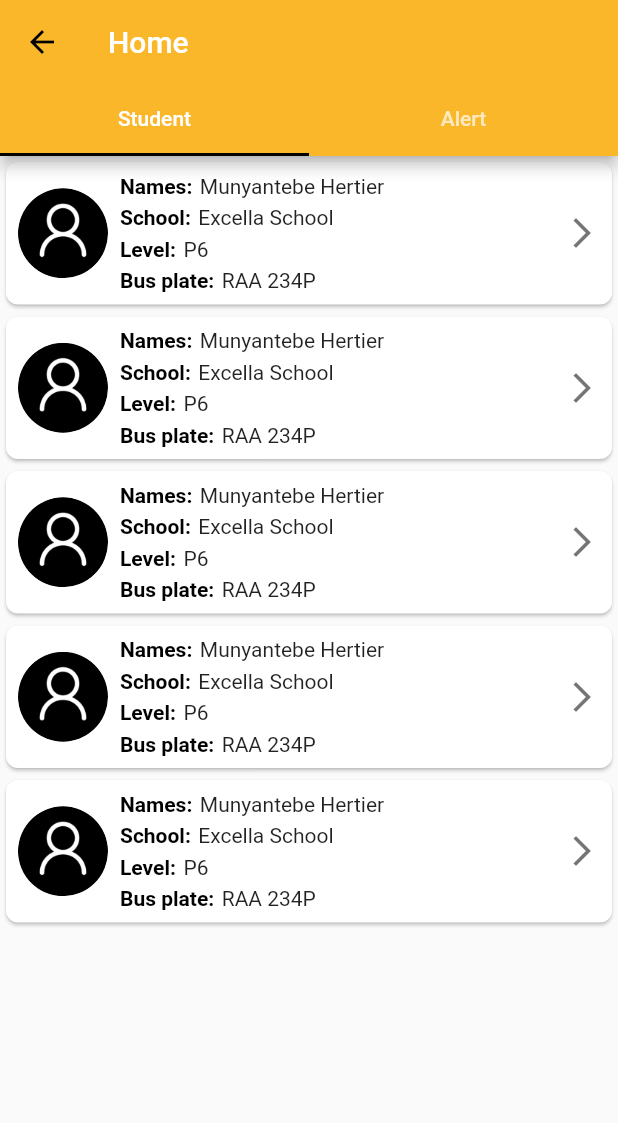
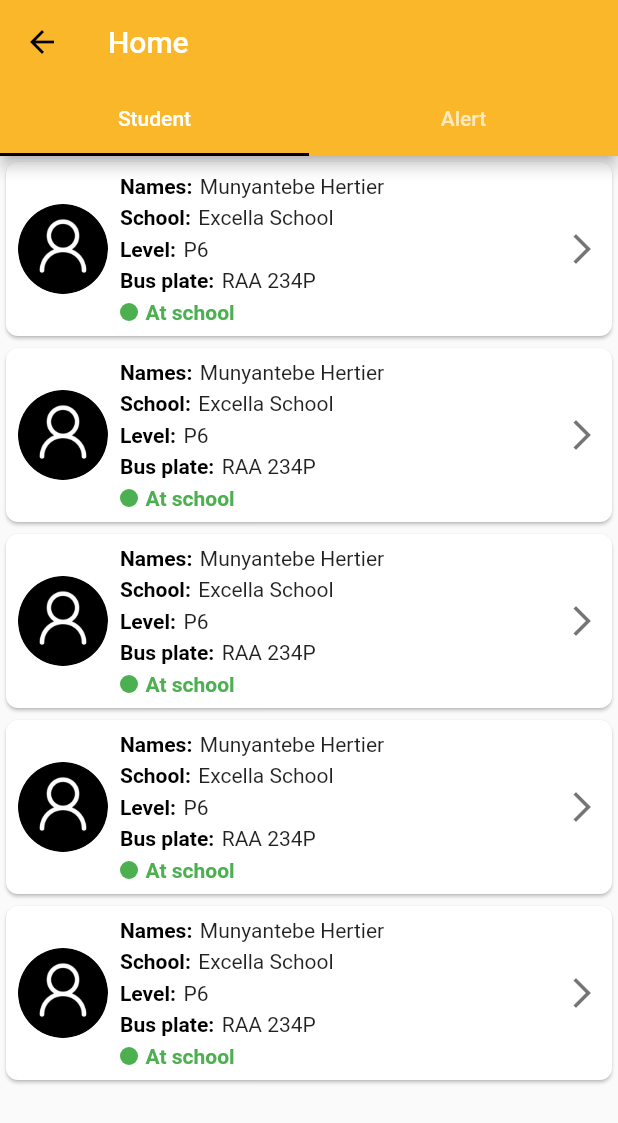
Before and after one commit to mucyomiller/shuriapp, a Flutter app: the StudentAlertScreen screen opened directly, on a phone screen of 412 x 824 dp. Shown: the top 1123 px of the screen. Run offline on Flutter 3.47's test engine with Material 2 defaults, Android fonts, the light colour scheme and no system bars; our stand-ins replace country_code_picker, flutter_spinkit, google_maps_flutter, google_nav_bar, introduction_screen, line_icons and 2 more; accounts and stored records are empty.

Commit message:
[finishes] updating student list screen

```diff
--- a/lib/src/screens/student_list.dart
+++ b/lib/src/screens/student_list.dart
@@ -9,9 +9,14 @@ class StudentList extends StatelessWidget {
       child: ListView.builder(
           itemCount: 5,
           itemBuilder: (context, index) {
-            return StudentTile(
-              student: bs.Student(
-                  firstName: "John", lastName: "Doe", gender: "male"),
+            return GestureDetector(
+              onTap: () {
+                print('clicked student tile! index-> $index');
+              },
+              child: StudentTile(
+                student: bs.Student(
+                    firstName: "John", lastName: "Doe", gender: "male"),
+              ),
             );
           }),
     );
--- a/lib/src/widgets/student_tile.dart
+++ b/lib/src/widgets/student_tile.dart
@@ -1,5 +1,6 @@
 import 'package:flutter/material.dart';
 import 'package:shuriapp/src/models/bus_stops.dart';
+import 'package:shuriapp/src/widgets/status_indicator.dart';
 
 class StudentTile extends StatelessWidget {
   final Student student;
@@ -85,6 +86,10 @@ class StudentTile extends StatelessWidget {
                       Flexible(child: Text('RAA 234P')),
                     ],
                   ),
+                  SizedBox(
+                    height: 5,
+                  ),
+                  StatusIndicator(status: Status.atschool, title: 'At school')
                 ],
               ),
             ),
```
